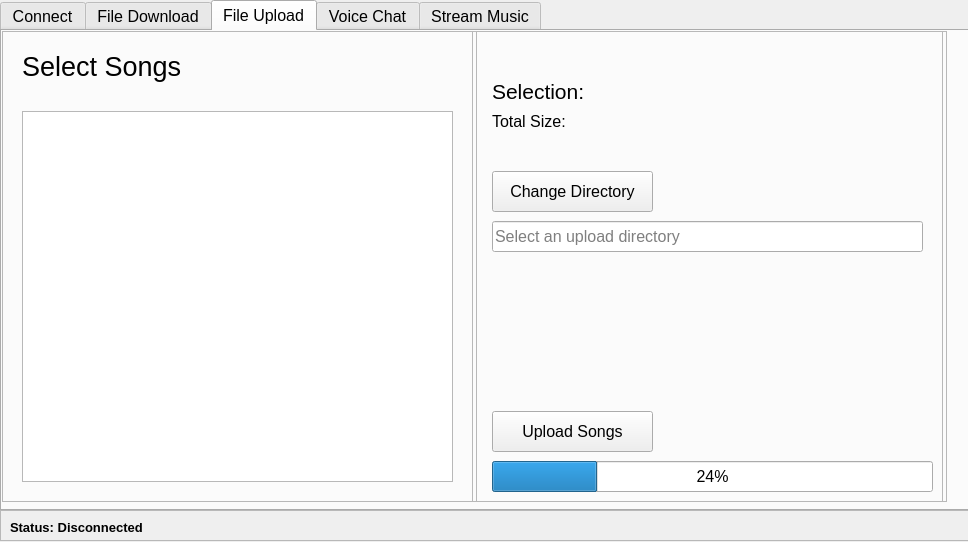
MartinMinkov/Comm-Audio, file Client/client.ui: the form before one commit.
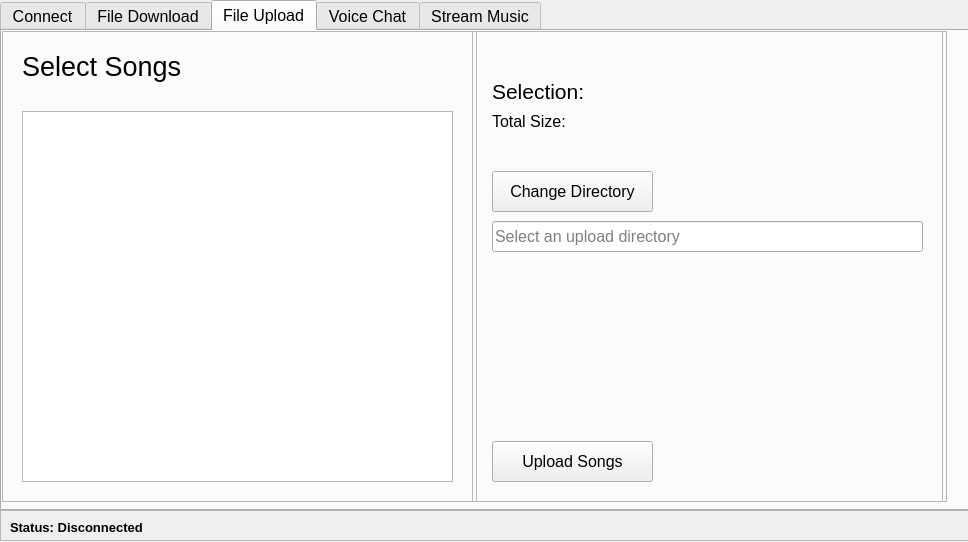
The form after the commit. The open tabs and pages were chosen to show the change. Icons and pictures are not drawn.

Commit message: Removed upload progress bar, added some gui labels for file uploading.

What changed in the file:
```diff
--- a/Client/client.ui
+++ b/Client/client.ui
@@ -476,7 +476,7 @@
       <property name="geometry">
        <rect>
         <x>20</x>
-        <y>380</y>
+        <y>410</y>
         <width>161</width>
         <height>41</height>
        </rect>
@@ -490,19 +490,6 @@
        <string>Upload Songs</string>
       </property>
      </widget>
-     <widget class="QProgressBar" name="downloadProgress_2">
-      <property name="geometry">
-       <rect>
-        <x>20</x>
-        <y>430</y>
-        <width>441</width>
-        <height>31</height>
-       </rect>
-      </property>
-      <property name="value">
-       <number>24</number>
-      </property>
-     </widget>
      <widget class="QLabel" name="label_selection_2">
       <property name="geometry">
        <rect>
@@ -557,6 +544,19 @@
        <enum>QFrame::Raised</enum>
       </property>
      </widget>
+     <widget class="QLabel" name="label_uploadStatus">
+      <property name="geometry">
+       <rect>
+        <x>190</x>
+        <y>420</y>
+        <width>261</width>
+        <height>21</height>
+       </rect>
+      </property>
+      <property name="text">
+       <string/>
+      </property>
+     </widget>
     </widget>
     <widget class="QListWidget" name="uploadFileWidget">
      <property name="geometry">
```
Left out of the diff: 2 changed lines with no effect on the pictures. The commit also changes 4 other files.
